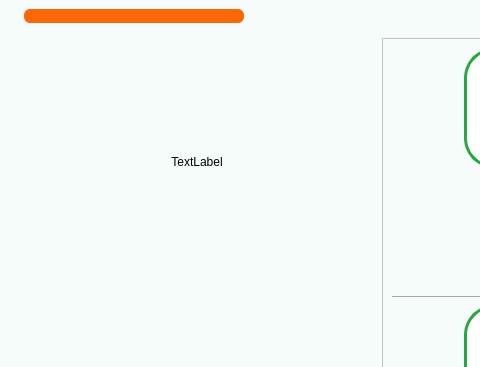
First picture: the form in main.ui, repository Farazist/raspberrypi-app, before the edit; both pictures show x 0 to 480 and y 0 to 367 of the 1000 by 600 pixel window.
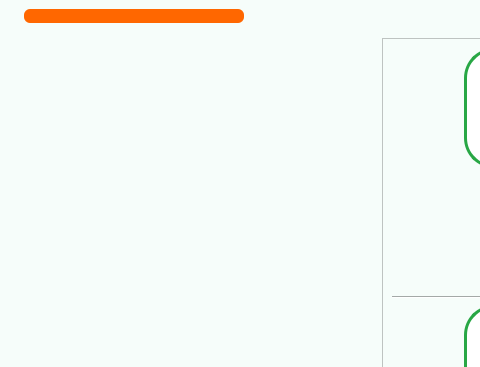
Second picture: the form after the edit. The open tabs and pages were chosen to show the change. Icons and pictures are not drawn.

```diff
--- a/main.ui
+++ b/main.ui
@@ -4311,7 +4311,7 @@
 color:#000000;</string>
             </property>
             <property name="text">
-             <string>TextLabel</string>
+             <string/>
             </property>
             <property name="alignment">
              <set>Qt::AlignCenter</set>
```
Left out of the diff: 22 changed lines with no effect on the pictures.
